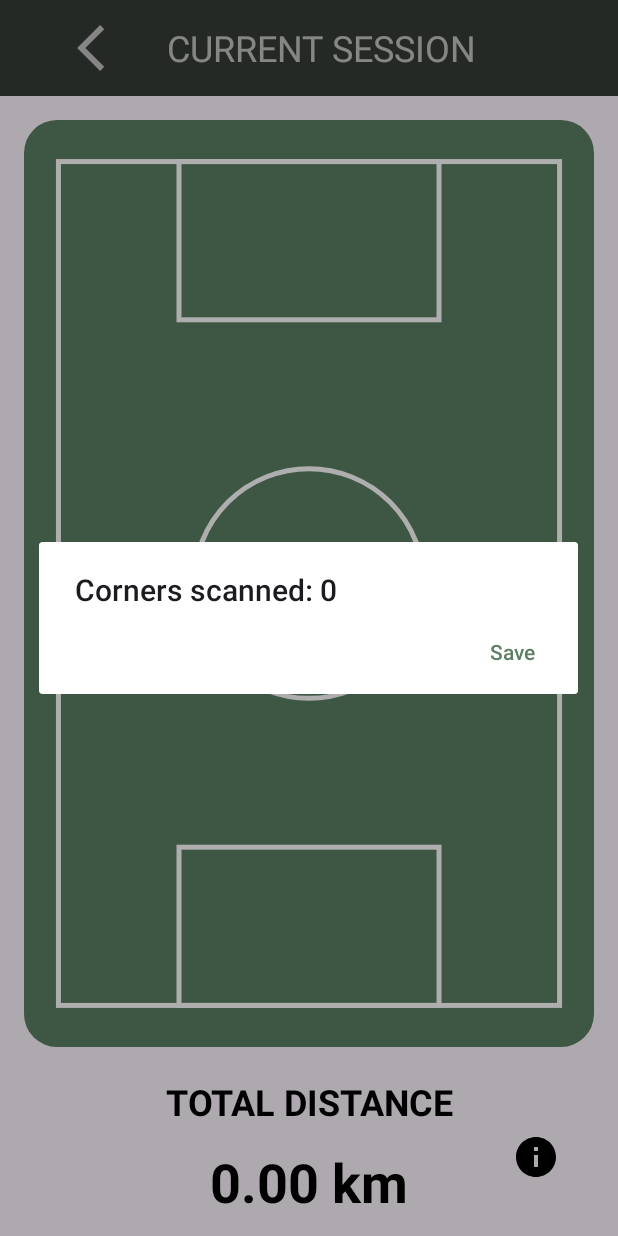
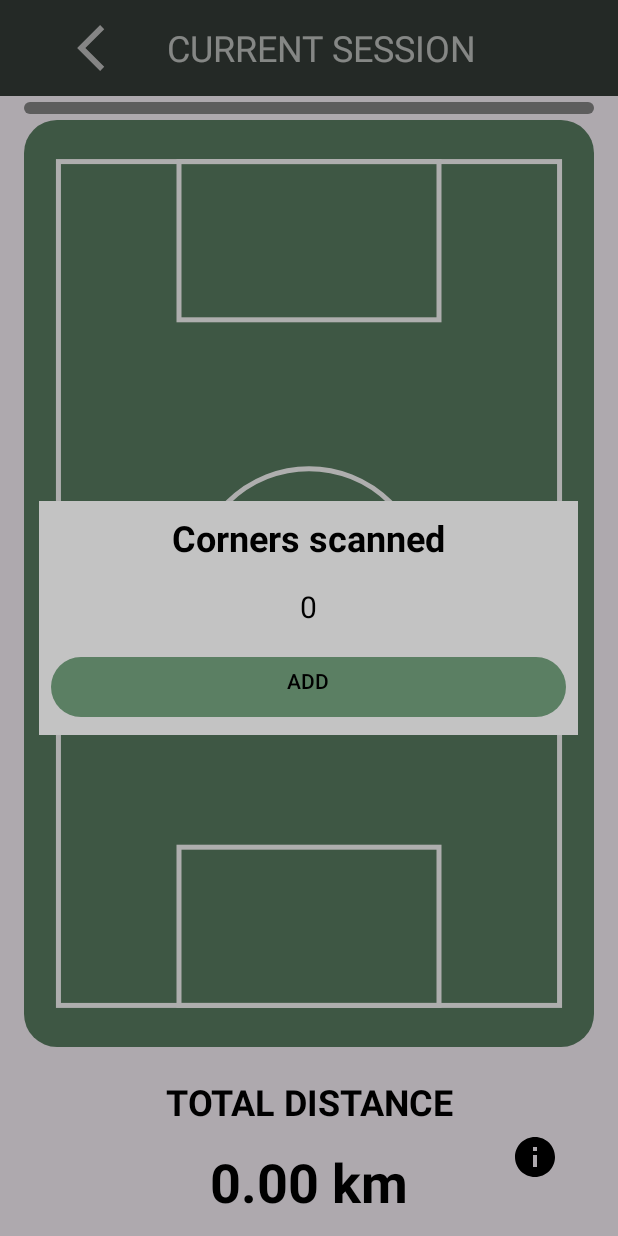
Before and after one commit to sgatnar/Footix, an Android app: the fragment SessionFragment shown on its own in the app's theme, on a phone screen of 412 x 824 dp. Run offline under Robolectric (Android 15) with nearby library versions, the phone set to English and light mode, and no system bars; our stand-ins replace Room's generated code; libraries missing offline, so code that uses them is left out: info.mqtt.android, org.eclipse.paho, org.osgeo.proj4j; 2 statements that could not run were skipped.

Commit message:
fix real time issue

```diff
--- a/app/src/main/AndroidManifest.xml
+++ b/app/src/main/AndroidManifest.xml
@@ -21,6 +21,9 @@
         android:supportsRtl="true"
         android:theme="@style/Theme.FootixAppBachelorarbeit"
         tools:targetApi="31"
+        android:largeHeap="true"
+        android:hardwareAccelerated="false"
+        android:enableOnBackInvokedCallback="true"
         tools:ignore="ExtraText">
 
         <service
--- a/app/src/main/java/com/example/footixappbachelorarbeit/fragments/SessionFragment.kt
+++ b/app/src/main/java/com/example/footixappbachelorarbeit/fragments/SessionFragment.kt
@@ -1,6 +1,7 @@
 package com.example.footixappbachelorarbeit
 
 import android.annotation.SuppressLint
+import android.graphics.Color
 import android.os.Bundle
 import android.util.Log
 import android.view.LayoutInflater
@@ -28,14 +29,12 @@ import kotlinx.coroutines.Job
 import kotlinx.coroutines.delay
 import kotlinx.coroutines.isActive
 import kotlinx.coroutines.launch
-import kotlinx.coroutines.withContext
 import org.eclipse.paho.client.mqttv3.IMqttActionListener
 import org.eclipse.paho.client.mqttv3.IMqttToken
 import org.json.JSONObject
 import org.osgeo.proj4j.ProjCoordinate
 import java.time.LocalDate
 import java.time.format.DateTimeFormatter
-import java.util.Timer
 
 
 private const val ARG_PARAM1 = "param1"
@@ -53,7 +52,6 @@ class SessionFragment : Fragment() {
     lateinit var viewModel: ViewModelFragmentHandler
     private lateinit var view: View
     private lateinit var appDB: SessionDatabase
-    private var timer: Timer? = null
 
     private lateinit var backButton: ImageView
     private lateinit var greenContainerSettings: ConstraintLayout
@@ -62,6 +60,8 @@ class SessionFragment : Fragment() {
     private lateinit var infoButton: ImageView
     private lateinit var timeIcon: ImageView
     private lateinit var timerText: TextView
+    private lateinit var newCounter: TextView
+    private lateinit var dataReceivedLight: Button
 
     var totalDistance: Double = 0.0
     var previousLat: Double? = null
@@ -83,38 +83,31 @@ class SessionFragment : Fragment() {
     private var cornerLongitudes = ArrayList<Double>(4)
 
     private lateinit var playerCoordinates: ProjCoordinate
-    fun setCorner(lat: Double, long: Double) {
+    private fun setCorner(lat: Double, long: Double) {
         cornerLatitudes.add(lat)
         cornerLongitudes.add(long)
     }
 
     private fun calculateCurrentPosition(
-        currentLat: Double,
-        currentlong: Double,
-        width: Int,
-        height: Int
-    ): ProjCoordinate {
-//        val latitudes = doubleArrayOf(49.0966610, 49.0961931, 49.0967969, 49.0972568)
+        currentLat: Double, currentLong: Double, width: Int, height: Int
+    ): ProjCoordinate { //        val latitudes = doubleArrayOf(49.0966610, 49.0961931, 49.0967969, 49.0972568)
         //        val longitudes = doubleArrayOf(8.9698321, 8.9704132, 8.9715452, 8.9709557)
 
         //        val currentLat = 49.0969973
-//        val currentlong = 8.9707939
+        //        val currentLong = 8.9707939
 
         val initialCoords: ArrayList<ProjCoordinate> = ArrayList()
 
         for (i in cornerLongitudes.indices) {
             initialCoords.add(
                 FieldCalculationUtil.transformCoordinates(
-                    cornerLongitudes[i],
-                    cornerLatitudes[i]
+                    cornerLongitudes[i], cornerLatitudes[i]
                 )
             )
         }
 
-        val angle: Double =
-            FieldCalculationUtil.angleBetweenPoints(
-                initialCoords[0],
-                initialCoords[1]
+        val angle: Double = FieldCalculationUtil.angleBetweenPoints(
+            initialCoords[0], initialCoords[1]
         ) + Math.toRadians(180.0)
 
         val rotatedCoords: ArrayList<ProjCoordinate> = ArrayList();
@@ -129,12 +122,11 @@ class SessionFragment : Fragment() {
             FieldCalculationUtil.getScaling(rotatedCoords, minMaxValues, width, height)
         rotatedCoords.stream().forEach { c: ProjCoordinate ->
             c.setValue(
-                (c.x - minMaxValues.minLong) * scale,
-                (c.y - minMaxValues.minLat) * scale
+                (c.x - minMaxValues.minLong) * scale, (c.y - minMaxValues.minLat) * scale
             )
         }
 
-        var projCoordinate = FieldCalculationUtil.transformCoordinates(currentlong, currentLat)
+        var projCoordinate = FieldCalculationUtil.transformCoordinates(currentLong, currentLat)
         projCoordinate =
             FieldCalculationUtil.rotatePoint(projCoordinate.x, projCoordinate.y, -angle)
         projCoordinate.setValue(
@@ -153,19 +145,29 @@ class SessionFragment : Fragment() {
             val currentLong = 8.9707939
     */
 
-    fun addCornersDialog() {
-        val alertDialogBuilder = AlertDialog.Builder(requireContext())
-        alertDialogBuilder.setTitle("Corners scanned: $cornersScanned")
+    private fun addCornersDialog() {
+        val dialogView = layoutInflater.inflate(R.layout.standard_popup_layout_3, null)
 
-        alertDialogBuilder.setPositiveButton(
-            "Save"
-        ) { dialog, which ->
+        val alertDialogBuilder =
+            AlertDialog.Builder(requireContext()).setView(dialogView).setCancelable(false)
+
+        val popupTitleSession = dialogView.findViewById<TextView>(R.id.popupTitle)
+        popupTitleSession.text = "Corners scanned"
+
+        val popupDescriptionTextSession = dialogView.findViewById<TextView>(R.id.popupText)
+        popupDescriptionTextSession.text = "${cornersScanned}"
+
+
+        val addCornerButton = dialogView.findViewById<Button>(R.id.cancelButton)
+        addCornerButton.text = "ADD"
+
+        addCornerButton.setOnClickListener { dialog ->
+            closePopup()
+
             if (cornersScanned < 3) {
                 if (previousLat == null || previousLong == null) {
                     val errorToast = Toast.makeText(
-                        requireContext(),
-                        "Sorry, try again in a few seconds",
-                        Toast.LENGTH_LONG
+                        requireContext(), "Sorry, try again in a few seconds", Toast.LENGTH_SHORT
                     )
 
                     errorToast.show()
@@ -175,9 +177,14 @@ class SessionFragment : Fragment() {
 
                     cornersScanned++
                 }
+
                 addCornersDialog()
 
             } else {
+                setCorner(previousLat!!, previousLong!!)
+
+                cornersScanned++
+
                 playerCoordinates = calculateCurrentPosition(
                     previousLat!!,
                     previousLong!!,
@@ -187,14 +194,14 @@ class SessionFragment : Fragment() {
 
                 footballFieldDrawingView.playerPosition = playerCoordinates
 
-                showPopup()
+
+                showStartSessionPopup()
             }
         }
 
+        alertDialog = alertDialogBuilder.create()
 
-        var dialog = alertDialogBuilder.create()
-
-        dialog.show()
+        alertDialog.show()
     }
 
     //endregion
@@ -202,8 +209,7 @@ class SessionFragment : Fragment() {
 
     override fun onCreate(savedInstanceState: Bundle?) {
         super.onCreate(savedInstanceState)
-        arguments?.let {
-        }
+        arguments?.let {}
         appDB = SessionDatabase.getDatabase(requireContext())
         viewModel = ViewModelProvider(requireActivity()).get(ViewModelFragmentHandler::class.java)
 
@@ -211,20 +217,11 @@ class SessionFragment : Fragment() {
             connectToMQTT()
         }
 
-        viewModel.activeSession.observe(this) { isActive ->
-            Log.d("ViewModel", "activeSession value: $isActive")
-
-            if (isActive == false) {
         addCornersDialog()
-            } else if (isActive) {
-                closePopup()
-            }
-        }
     }
 
     override fun onCreateView(
-        inflater: LayoutInflater, container: ViewGroup?,
-        savedInstanceState: Bundle?
+        inflater: LayoutInflater, container: ViewGroup?, savedInstanceState: Bundle?
     ): View? {
         view = inflater.inflate(R.layout.fragment_session, container, false)
 
@@ -237,15 +234,19 @@ class SessionFragment : Fragment() {
         infoButton = view.findViewById(R.id.infoIcon)
         timeIcon = view.findViewById(R.id.timeIcon)
         timerText = view.findViewById(R.id.timerText)
+        dataReceivedLight = view.findViewById(R.id.data_received_light)
+
+        dataReceivedLight.isEnabled = false
+        dataReceivedLight.isClickable = false
+        dataReceivedLight.setBackgroundColor(Color.GRAY)
 
         dialogInformation()
 
         timeIcon.setOnClickListener {
             val dialogView = layoutInflater.inflate(R.layout.standard_popup_layout_4, null)
 
-            alertDialog = AlertDialog.Builder(requireContext())
-                .setView(dialogView)
-                .setCancelable(false)
+            alertDialog =
+                AlertDialog.Builder(requireContext()).setView(dialogView).setCancelable(false)
                     .create()
 
             val popupTitleSession = dialogView.findViewById<TextView>(R.id.popupTitle)
@@ -262,31 +263,29 @@ class SessionFragment : Fragment() {
 
             val endSessionButton = dialogView.findViewById<Button>(R.id.confirmButton)
             endSessionButton.text = getString(R.string.stopSession)
-            alertDialog.show()
 
             endSessionButton.setOnClickListener {
+                closePopup()
 
                 coroutineTimer.cancel()
 
+                viewModel.sessionTimerValue.value = 0
                 navigateBottomNavBar(R.id.home)
-                viewModel.sessionTimerValue.value = 0
 
                 CoroutineScope(Dispatchers.Main).launch {
-                    delay(3000)
+                    delay(3000L)
                     viewModel.activeSession.value = false
                     mqttClient.disconnect()
                 }
 
-                closePopup()
                 writeSessionDataToDB()
             }
+            alertDialog.show()
+
         }
 
         backButton.setOnClickListener {
-            onDestroy()
-            val fragmentTransaction = requireActivity().supportFragmentManager.beginTransaction()
-            fragmentTransaction.replace(R.id.frame_layout, HomeFragment())
-            fragmentTransaction.commit()
+            navigateBottomNavBar(R.id.home)
         }
 
         return view
@@ -306,8 +305,8 @@ class SessionFragment : Fragment() {
 
                 startSessionTimer()
             } else {
-                timeIcon.visibility = View.GONE
-                timerText.visibility = View.GONE
+                timeIcon.visibility = View.INVISIBLE
+                timerText.visibility = View.INVISIBLE
             }
         }
     }
@@ -318,8 +317,7 @@ class SessionFragment : Fragment() {
                 val date =
                     LocalDate.now().format(DateTimeFormatter.ofPattern("dd.MM.yyyy")).toString()
                 val distanceStringWithPeriod = "%.2f".format(totalDistance).replace(",", ".")
-                val distance = distanceStringWithPeriod.toDouble()
-//                val speed = 23f
+                val distance = distanceStringWithPeriod.toDouble() //                val speed = 23f
                 var time = currentTimeInSeconds
                 var timeFormatted = formatTime(time)
 
@@ -366,8 +364,7 @@ class SessionFragment : Fragment() {
 
     private fun connectToMQTT() {
         mqttClient = MQTTClient(requireContext())
-        mqttClient.connect(
-            object : IMqttActionListener {
+        mqttClient.connect(object : IMqttActionListener {
             override fun onSuccess(asyncActionToken: IMqttToken?) {
                 Log.e("MQTT", "Connection successful...${viewModel.activeMQTTConnection.value}")
                 if (!subscribedUplink) {
@@ -381,53 +378,70 @@ class SessionFragment : Fragment() {
             override fun onFailure(asyncActionToken: IMqttToken?, exception: Throwable?) {
                 Log.e("MQTT", "Connection failure", exception)
             }
-            },
-            object : MQTTClient.DataListener {
+        }, object : MQTTClient.DataListener {
 
             // Send MQTT back to TTN. If message received correct payload = 1, if not payload = 0
             override fun onDataReceived(long: Double, lat: Double) {
-
-                    /*activity?.runOnUiThread {
-                        footballFieldDrawingView.updateField(long, lat)
-                    }*/
-
                 mqttClient.publish(
                     TOPIC_UPLINK,
                     JSONObject("""{"downlinks":[{"f_port": 1,"frm_payload": "AQ==","priority": "NORMAL"}]}""")
                 )
 
                 if (long != null && lat != null) {
+                    requireActivity().runOnUiThread {
                         val formattedDistance = calculateDistance(long, lat)
-//                        if (formattedDistance > 0) {
-                        val currentSpeed = calculateSpeed(Math.random())
+                        val currentSpeed = 22.0
                         Log.e("SPEED", "current max speed: $currentSpeed")
-
 
                         if (currentSpeed > maxSpeed) {
                             maxSpeed = currentSpeed
                         }
-                        Log.e("SPEED", "absolute max speed: $maxSpeed")
-//                        }
+                        Log.e("SPEED", "absolute max speed: $maxSpeed") //                        }
 
                         totalDistance += formattedDistance
                         Log.e("Distance", "Distance in meters: $formattedDistance m")
                         Log.e("Total Distance", "Distance in meters: $totalDistance m")
                         val formattedTotalDistance = String.format("%.2f", totalDistance)
                         distance.text = "$formattedTotalDistance km"
-                    } else {
-                        // If not received, send base64 coded 0 --> MA==
+                        dataReceivedLight.setBackgroundColor(Color.GREEN)
+
+                        if (cornersScanned >= 4) {
+                            playerCoordinates = calculateCurrentPosition(
+                                previousLat!!,
+                                previousLong!!,
+                                footballFieldDrawingView.width,
+                                footballFieldDrawingView.height
+                            )
+
+                            footballFieldDrawingView.playerPosition = playerCoordinates
+
+                            footballFieldDrawingView.invalidate()
+                        }
+
+                    }
+
+
+                } else { // If not received, send base64 coded 0 --> MA==
                     mqttClient.publish(
                         TOPIC_UPLINK,
                         JSONObject("""{"downlinks":[{"f_port": 1,"frm_payload": "MA==","priority": "NORMAL"}]}""")
                     )
                     Log.e(
-                            "Calculation Distance Error",
-                            "Calculation of distance is not possible"
+                        "Calculation Distance Error", "Calculation of distance is not possible"
                     )
+
+                    requireActivity().runOnUiThread {
+                        dataReceivedLight.setBackgroundColor(Color.RED)
+
                     }
                 }
+
+                CoroutineScope(Dispatchers.Main).launch {
+                    delay(1000)
+                    dataReceivedLight.setBackgroundColor(Color.GRAY)
                 }
-        )
+            }
+        })
     }
 
     fun calculateDistance(currentLong: Double, currentLat: Double): Double {
@@ -444,9 +458,12 @@ class SessionFragment : Fragment() {
         val deltaLat = Math.toRadians(currentLat - previousLat!!)
         val deltaLon = Math.toRadians(currentLong - previousLong!!)
 
-        val a = Math.sin(deltaLat / 2) * Math.sin(deltaLat / 2) +
-                Math.cos(Math.toRadians(previousLat!!)) * Math.cos(Math.toRadians(currentLat)) *
-                Math.sin(deltaLon / 2) * Math.sin(deltaLon / 2)
+        val a =
+            Math.sin(deltaLat / 2) * Math.sin(deltaLat / 2) + Math.cos(Math.toRadians(previousLat!!)) * Math.cos(
+                Math.toRadians(currentLat)
+            ) * Math.sin(
+                deltaLon / 2
+            ) * Math.sin(deltaLon / 2)
 
         val c = 2 * Math.atan2(Math.sqrt(a), Math.sqrt(1 - a))
 
@@ -471,9 +488,7 @@ class SessionFragment : Fragment() {
         infoButton.setOnClickListener {
             val dialogView = layoutInflater.inflate(R.layout.standard_popup_layout_3, null)
 
-            alertDialog = AlertDialog.Builder(requireContext())
-                .setView(dialogView)
-                .create()
+            alertDialog = AlertDialog.Builder(requireContext()).setView(dialogView).create()
 
             val popupTitleSession = dialogView.findViewById<TextView>(R.id.popupTitle)
             popupTitleSession.text = getString(R.string.sessionInfo)
@@ -494,13 +509,11 @@ class SessionFragment : Fragment() {
         }
     }
 
-    private fun showPopup() {
+    private fun showStartSessionPopup() {
         val dialogView = layoutInflater.inflate(R.layout.standard_popup_layout_4, null)
 
-        alertDialog = AlertDialog.Builder(requireContext())
-            .setView(dialogView)
-            .setCancelable(false)
-            .create()
+        alertDialog =
+            AlertDialog.Builder(requireContext()).setView(dialogView).setCancelable(false).create()
 
         val popupTitleSession = dialogView.findViewById<TextView>(R.id.popupTitle)
         popupTitleSession.text = getString(R.string.startingNewSession)
@@ -511,13 +524,15 @@ class SessionFragment : Fragment() {
         val cancelButton = dialogView.findViewById<Button>(R.id.cancelButton)
         cancelButton.text = getString(R.string.cancel)
         cancelButton.setOnClickListener {
+            closePopup()
+
             navigateBottomNavBar(R.id.home)
-            closePopup()
         }
         val startSessionButton = dialogView.findViewById<Button>(R.id.confirmButton)
         startSessionButton.text = getString(R.string.startSession)
         startSessionButton.setOnClickListener {
             closePopup()
+            Log.d("CORNERS", "Lat: $cornerLatitudes, Long: $cornerLongitudes")
             viewModel.activeSession.value = true
 
             footballFieldDrawingView.invalidate()
@@ -526,26 +541,23 @@ class SessionFragment : Fragment() {
         alertDialog.show()
     }
 
-    fun navigateBottomNavBar(id: Int) {
+    private fun navigateBottomNavBar(id: Int) {
         val bottomNavBar: BottomNavigationView =
             requireActivity().findViewById(R.id.bottomNavigationView)
         bottomNavBar.selectedItemId = id
     }
 
     private fun startSessionTimer() {
-
-        timer?.cancel()
-
         currentTimeInSeconds = viewModel.sessionTimerValue.value ?: 0L
 
+        requireActivity().runOnUiThread {
             coroutineTimer = CoroutineScope(Dispatchers.Main).launch {
                 while (isActive) {
                     delay(1000L)
                     currentTimeInSeconds++
-                withContext(Dispatchers.Main) {
                     timerText.text = formatTime(currentTimeInSeconds)
                     viewModel.sessionTimerValue.value = currentTimeInSeconds
-                    Log.e("Timer", timerText.text.toString())
+                    Log.e("Timer Cock", timerText.text.toString())
                 }
             }
         }
@@ -559,20 +571,15 @@ class SessionFragment : Fragment() {
         return String.format("%02d:%02d:%02d", hours, minutes, secs)
     }
 
-    fun closePopup() {
+    private fun closePopup() {
         if (::alertDialog.isInitialized && alertDialog.isShowing) {
             alertDialog.dismiss()
         }
     }
 
-    override fun onDestroy() {
-        super.onDestroy()
-    }
-
     companion object {
         @JvmStatic
-        fun newInstance(param1: String, param2: String) =
-            SessionFragment().apply {
+        fun newInstance(param1: String, param2: String) = SessionFragment().apply {
             arguments = Bundle().apply {
                 putString(ARG_PARAM1, param1)
                 putString(ARG_PARAM2, param2)
--- a/app/src/main/res/layout/fragment_session.xml
+++ b/app/src/main/res/layout/fragment_session.xml
@@ -94,6 +94,7 @@
         android:id="@+id/timerText"
         android:layout_width="wrap_content"
         android:layout_height="wrap_content"
+        android:text="00:00:00"
         android:textColor="@color/black_footix"
         android:textSize="20sp"
         android:textStyle="bold"
@@ -102,4 +103,14 @@
         app:layout_constraintStart_toStartOf="@+id/timeIcon"
         app:layout_constraintTop_toBottomOf="@+id/timeIcon" />
 
+    <Button
+        android:id="@+id/data_received_light"
+        android:layout_width="0dp"
+        android:layout_height="0dp"
+        android:clickable="false"
+        app:layout_constraintBottom_toTopOf="@+id/greenContainerSettings"
+        app:layout_constraintEnd_toEndOf="@+id/greenContainerSettings"
+        app:layout_constraintStart_toStartOf="@+id/greenContainerSettings"
+        app:layout_constraintTop_toBottomOf="@+id/includedAppBarSession" />
+
 </androidx.constraintlayout.widget.ConstraintLayout>
--- a/app/src/main/res/values/strings.xml
+++ b/app/src/main/res/values/strings.xml
@@ -27,7 +27,7 @@
     <string name="noSession">No session for this day.</string>
     <string name="noImage">This feature is currently not available.</string>
     <string name="highscore">HIGHSCORE</string>
-    <string name="startSesssionDescriptionText">Please position yourself in the middle of the field and press the START SESSION button.</string>
+    <string name="startSesssionDescriptionText">Start a session by pressing the START SESSION button.</string>
 
     <string name="generalError">Error: Please reopen Footix.</string>
     <string name="noInternet">NO INTERNET CONNECTION</string>
```
Lines whose indentation alone changed are shown as unchanged.
